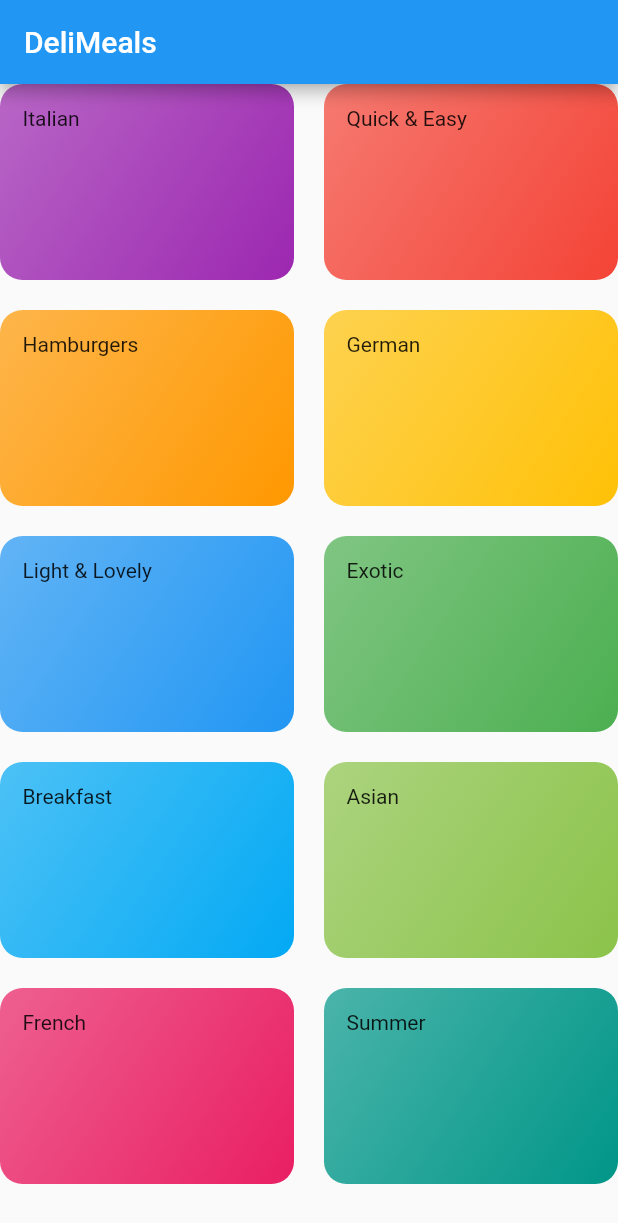
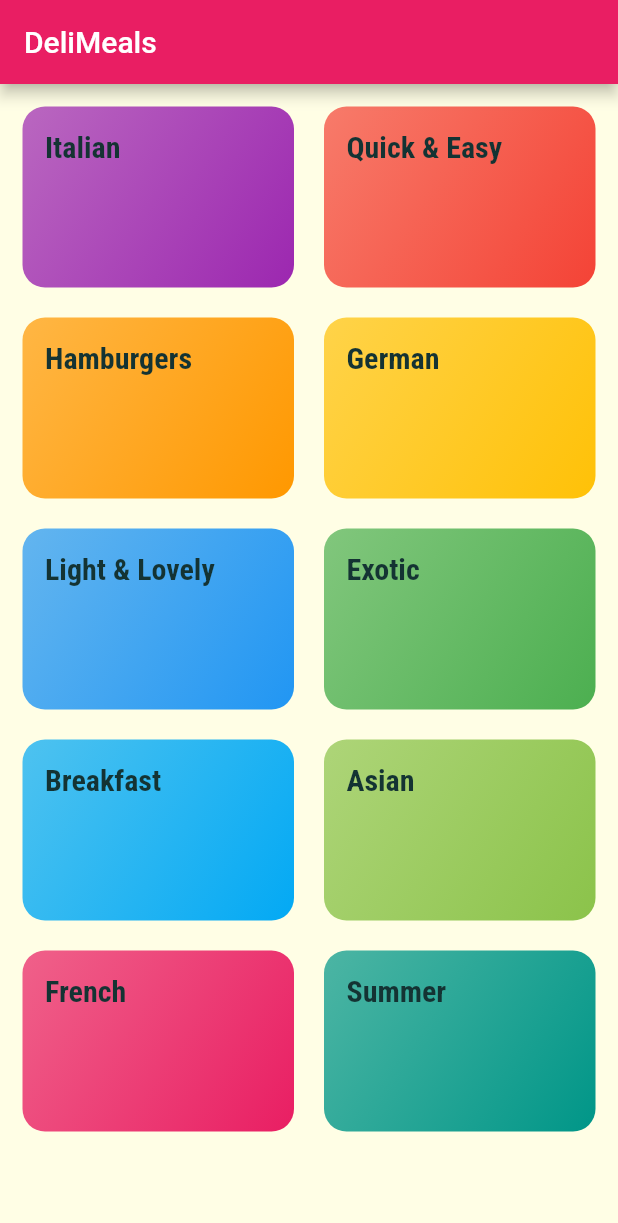
Before and after one commit to boyk0/meals-flutter-app, a Flutter app: the screen it shows after launch, on a phone screen of 412 x 824 dp. Shown: the top 1223 px of the screen. Run offline on Flutter 3.47's test engine with Material 2 defaults, Android fonts, the phone set to English and light mode, and no system bars.

Commit message:
added styles

```diff
--- a/lib/categories_screen.dart
+++ b/lib/categories_screen.dart
@@ -11,6 +11,7 @@ class CategoriesScreen extends StatelessWidget{
         title: const Text('DeliMeals'),
       ),
       body: GridView(
+        padding: const EdgeInsets.all(15),
         gridDelegate: SliverGridDelegateWithMaxCrossAxisExtent(
           maxCrossAxisExtent: 200,
           childAspectRatio: 3 / 2,
--- a/lib/category_item.dart
+++ b/lib/category_item.dart
@@ -10,7 +10,10 @@ class CategoryItem extends StatelessWidget{
   Widget build(BuildContext context) {
     return Container(
       padding: const EdgeInsets.all(15),
-      child: Text(title),
+      child: Text(
+        title,
+        style: Theme.of(context).textTheme.titleMedium,
+      ),
       decoration: BoxDecoration(
         gradient: LinearGradient(
           colors: [
--- a/lib/main.dart
+++ b/lib/main.dart
@@ -14,7 +14,18 @@ class MyApp extends StatelessWidget {
     return MaterialApp(
       title: 'Flutter Demo',
       theme: ThemeData(
-        primarySwatch: Colors.blue,
+        primarySwatch: Colors.pink,
+        accentColor: Colors.amber,
+        canvasColor: Color.fromRGBO(255, 254, 229, 1),
+        fontFamily: 'Raleway',
+        textTheme: ThemeData.light().textTheme.copyWith(
+          titleMedium: TextStyle(
+            color: Color.fromRGBO(20, 51, 51, 1),
+            fontSize: 20,
+            fontFamily: 'RobotoCondensed',
+            fontWeight: FontWeight.bold,
+          ),
+        )
       ),
       home: CategoriesScreen(),
     );
```
Also changed, not shown: pubspec.yaml (+17 -58 lines), assets/fonts/Raleway-Black.ttf (added), assets/fonts/Raleway-Bold.ttf (added), assets/fonts/Raleway-Regular.ttf (added), assets/fonts/RobotoCondensed-Bold.ttf (added), assets/fonts/RobotoCondensed-Italic.ttf (added), assets/fonts/RobotoCondensed-Light.ttf (added), assets/fonts/RobotoCondensed-Regular.ttf (added).
